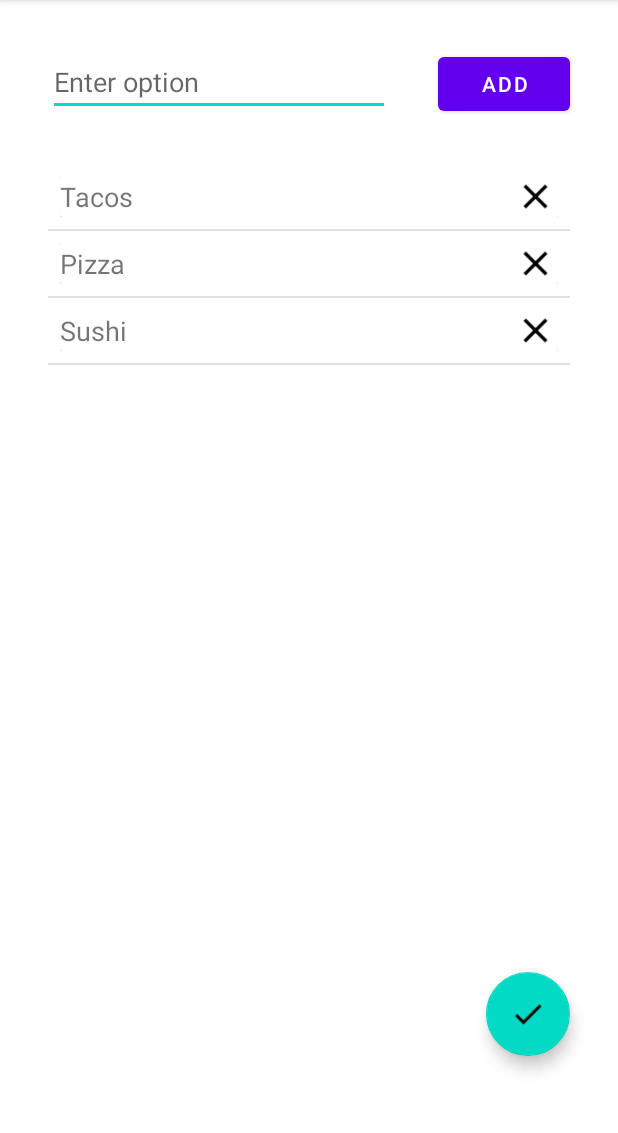
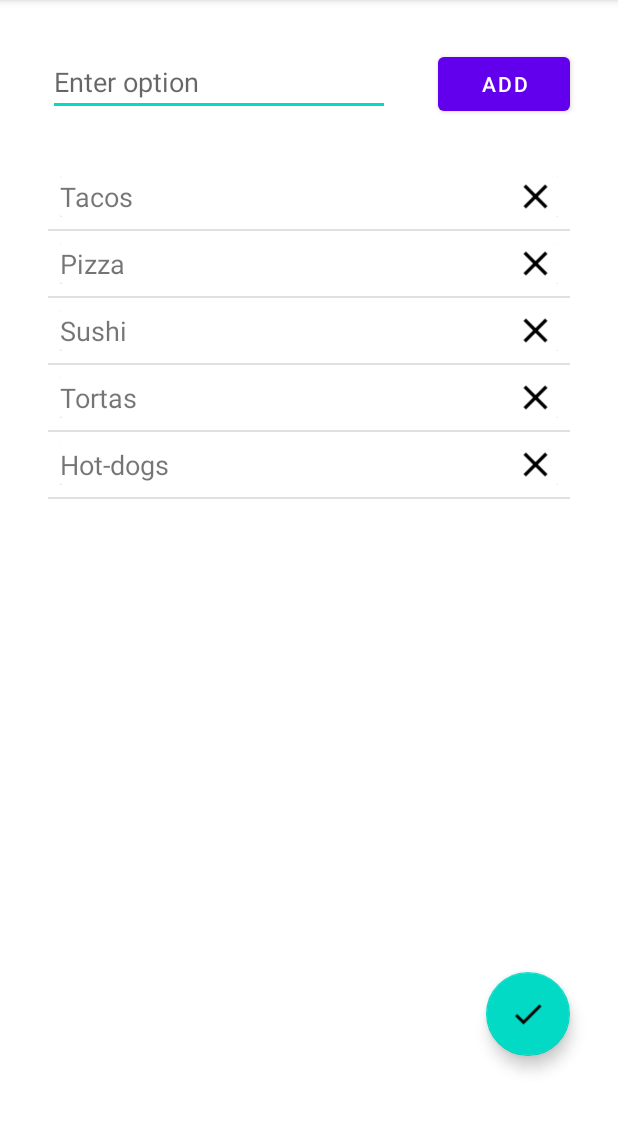
Before and after one commit to ricardo1320/DecisionMaker_Kt, an Android app: the screen it shows after launch (OptionsActivity), in the options menu, after a tap on "Modify options", on a phone screen of 412 x 824 dp, the part 84-1217 px from its top. Run offline under Robolectric (Android 15) with nearby library versions, the phone set to English and light mode, and no system bars.

Commit message:
Changes to Roulette.kt - Spin animmation is now controlled by speed, improvements to the touch events, and roulette sound added

```diff
--- a/app/src/main/java/com/example/decisionmaker/MainActivity.kt
+++ b/app/src/main/java/com/example/decisionmaker/MainActivity.kt
@@ -1,8 +1,11 @@
 package com.example.decisionmaker
 
 import android.content.Intent
+import android.media.MediaPlayer
 import androidx.appcompat.app.AppCompatActivity
 import android.os.Bundle
+import android.os.Handler
+import android.os.Looper
 import android.util.Log
 import android.view.Menu
 import android.view.MenuItem
@@ -12,11 +15,14 @@
 import java.util.*
 import kotlin.collections.ArrayList
 import kotlin.math.*
+import kotlin.random.Random
 
 //Tag for LOG
 private const val TAG = "MainActivity"
 
 class MainActivity : AppCompatActivity(), OnRouletteViewListener {
+    var mp:MediaPlayer? = null
+    var sd = 0
 
     companion object{
         const val ROULETTE_OPTIONS_REQUEST_CODE = 10
@@ -31,21 +37,26 @@
         rouletteOptions.add("Tacos")
         rouletteOptions.add("Pizza")
         rouletteOptions.add("Sushi")
+        rouletteOptions.add("Tortas")
+        rouletteOptions.add("Hot-dogs")
 
         roulette.setRouletteOptionList(rouletteOptions)
         roulette.onRouletteViewListener = this
+
 
         //Click listener for button_spin (spin the roulette)
         val listener = View.OnClickListener { view ->
             when(view.id){
                 R.id.button_spin -> {
                     textView_result.text = resources.getString(R.string.EMPTY_STRING)
-                    roulette.spin(6000, 2f)
+                    roulette.spin(7000, 2.7f*(0.9f + Random.nextFloat()))
                 }
             }
         }
 
         button_spin.setOnClickListener(listener)
+        mp = MediaPlayer.create(this@MainActivity, R.raw.pop2)
+        sd = (mp?.duration!!/2).toInt()
     }
 
     //onResume -> clear the result textView, when returning from OptionsActivity
@@ -97,6 +108,8 @@
      * @param choice is the option picked
      */
     override fun OnRouletteSpinCompleted(idx: Int, choice: String) {
+        val sp = MediaPlayer.create(this, R.raw.success)
+        sp.start()
         textView_result.text = choice.toUpperCase(Locale.ROOT)
     }
 
@@ -104,8 +117,35 @@
         Log.d("ROULETTE SPIN EVT", speed.toString())
         if(abs(speed) > 0.075f) {
             textView_result.text = resources.getString(R.string.EMPTY_STRING)
-            val t = min(6000*abs(speed), 6000f).toLong()
-            roulette.spin(t, speed)
+            val t = (min(9000f, 7000f*abs(speed))).toLong()
+            roulette.spin(t, 1.25f*speed)
         }
     }
+
+    val handler = Handler(Looper.myLooper()!!)
+
+    /*val runT = object:Runnable {
+        override fun run() {
+
+            handler.postDelayed(this, 60)
+        }
+    }
+    handler.postDelayed(runT, 1000)*/
+
+    var lastOptionChangeTime = System.currentTimeMillis()
+
+    override fun OnRouletteOptionChanged() {
+        var t = System.currentTimeMillis()
+        val dt = t-lastOptionChangeTime
+        if(dt < sd){
+            return
+        }
+        lastOptionChangeTime = t
+        runOnUiThread(Runnable {
+
+            mp?.seekTo(0)
+            mp?.start()
+        })
+
+    }
 }
--- a/app/src/main/java/com/example/decisionmaker/views/OnRouletteViewListener.kt
+++ b/app/src/main/java/com/example/decisionmaker/views/OnRouletteViewListener.kt
@@ -3,4 +3,5 @@
 interface OnRouletteViewListener {
     fun OnRouletteSpinCompleted(idx:Int, choice:String)
     fun OnRouletteSpinEvent(speed:Float)
+    fun OnRouletteOptionChanged()
 }
--- a/app/src/main/java/com/example/decisionmaker/views/Roulette.kt
+++ b/app/src/main/java/com/example/decisionmaker/views/Roulette.kt
@@ -166,27 +166,35 @@
         canvas.drawPath(triangle, chooserPaint)
     }
 
+    private fun getRouletteIndex(step:Float):Int{
+        if(rouletteOptions.size == 0) return -1
+        if(rouletteOptions.size == 1) return  1
+        return (floor(rouletteOptions.size - (rouletteOrientation - 0.5*step) / step) % rouletteOptions.size).toInt()
+    }
+
     private var animationStarted = false
-
+    private var lastStep = 0
     /**
-     * Start spin animation, random values handled inside this methos
+     * Start spin animation
      * @param ms is the animation duration in milliseconds
      */
     fun spin(ms:Long, speed:Float=1f){
         if(!animationStarted){
             animationStarted = true
             val tEnd = ms / 1000f
-            val k = 9/tEnd
+            val animator = ValueAnimator.ofFloat(0f, tEnd)
+            val step = 360f/rouletteOptions.size
 
-            val b0 = rouletteOrientation
-            val randomRot = 360f*(floor(5.5f/k) + 2.01f*Random.nextFloat())*speed
-            val animator = ValueAnimator.ofFloat(0f, tEnd)
             animator.duration = ms
-
             animator.addUpdateListener {
                 val t = it.animatedValue as Float
-                val b = randomRot * (1 - exp(-0.8f*t*k))
-                rouletteOrientation = (b0 + b)%360
+                val b = speed*(tEnd - t)
+                rouletteOrientation = (rouletteOrientation + b)%360
+                val st = getRouletteIndex(360f/rouletteOptions.size)
+                if(lastStep != st){
+                    onRouletteViewListener?.OnRouletteOptionChanged()
+                    lastStep = st
+                }
                 invalidate()
             }
             animator.addListener(spinAnimationListener)
@@ -206,7 +214,6 @@
                 onRouletteViewListener?.OnRouletteSpinCompleted(0, rouletteOptions[0])
                 return
             }
-
 
             val n = rouletteOptions.size
             rouletteOrientation %= 360f //Valid ranges between 0 and 360 degrees
@@ -275,7 +282,7 @@
             MotionEvent.ACTION_DOWN->{
                 Log.d("RT_TOUCH_EVT", "DOWN: " + p.x + ", " + p.y)
                 if(animationStarted) return false
-                if(p.length() <= r) { //New action down
+                if(p.length() in 1f..r) { //New action down
                     moveLastPoint = PointF(p.x, p.y)
                     rotSpeed = 1f
                     actionDown = true
@@ -285,7 +292,7 @@
             MotionEvent.ACTION_MOVE -> {
                 if (animationStarted) return false
 
-                if (p.length() > r) { //Touch event outside the roulette
+                if (p.length() > r || p.length() < 1f) { //Touch event outside the roulette
                     actionDown = false
                     actionDownOutRt = true
                     return false
@@ -304,7 +311,7 @@
                 tStart = t
 
                 val pp =  moveLastPoint.x*p.x + moveLastPoint.y*p.y //Scalar product v1·v2
-                val cosa = pp / (moveLastPoint.length()*p.length()) //cos(α) = v1·v2/(|v1|·|v2|)
+                val cosa = max(-1f, min(1f, pp / (moveLastPoint.length()*p.length()))) //cos(α) = v1·v2/(|v1|·|v2|), due to float precision error, assert 1 ≤ cos(a) ≤ 1
                 var a = 180f * (acos(cosa)) / PI.toFloat() //Angle between vectors in degrees
 
                 //Rotation direction given by the sign of the z component of the
```
Also changed, not shown: app/src/main/res/layout/activity_main.xml (+8 -7 lines), 4 other files.
